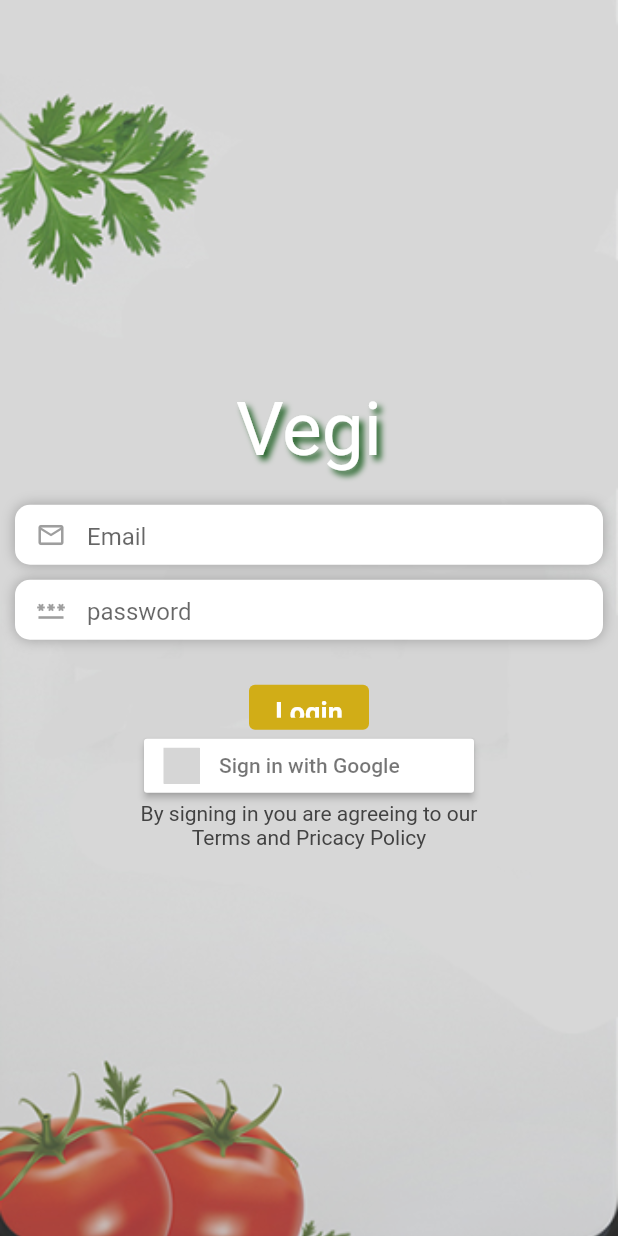
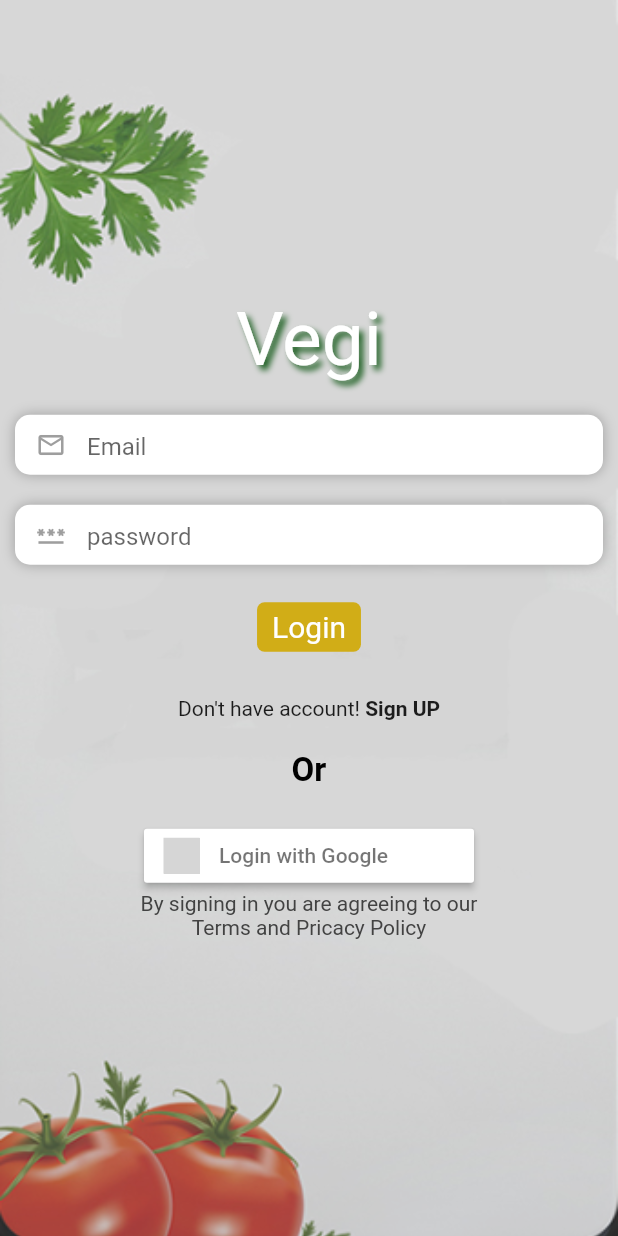
Before and after one commit to debobroto24/food-delivery-app, a Flutter app: the MyProfile screen opened directly with empty values, after a tap on "Log Out", on a phone screen of 412 x 824 dp. Run offline on Flutter 3.47's test engine with Material 2 defaults, Android fonts, the phone set to English and light mode, and no system bars; our stand-ins replace cloud_firestore, firebase_auth, firebase_core, flutter_signin_button, fluttertoast, google_maps_flutter and 2 more; missing offline and left inert: pay; accounts and stored records are empty; network calls fail; grey boxes are pictures that could not be loaded.

Commit message:
api integration change , ui design changes

```diff
--- a/lib/auth/sign_in.dart
+++ b/lib/auth/sign_in.dart
@@ -1,7 +1,9 @@
 import 'package:firebase_auth/firebase_auth.dart';
+import 'package:flutter/gestures.dart';
 import 'package:flutter/material.dart';
 import 'package:flutter_signin_button/button_view.dart';
 import 'package:flutter_signin_button/flutter_signin_button.dart';
+import 'package:food_app/auth/sign_up.dart';
 import 'package:food_app/config/colors.dart';
 import 'package:food_app/providers/user_provider.dart';
 import 'package:food_app/screens/home/home_screen.dart';
@@ -85,33 +87,45 @@ class _SignInState extends State<SignIn> {
                         SizedBox(height: 20,),
 
                         AuthTextField(controller: emailController,hinText: "Email", isObscure: false, icon:Icons.email_outlined),
-                        SizedBox(height: 10),
+                        SizedBox(height: 20),
                         AuthTextField(controller: emailController,hinText: "password", isObscure: true, icon:Icons.password_outlined),
-                        SizedBox(height:30),
+                        SizedBox(height:25),
                         Container(
-                          width: 80,
-                          height:30,
-                          // padding: EdgeInsets.only(left:10,right:10,),
-                          decoration: BoxDecoration(
-                            color: primaryColor,
-                            borderRadius: BorderRadius.circular(4),
-                          ),
-                          child: TextButton(
-                            onPressed: (){},
-                            child: Text("Login" , style: TextStyle(color:Colors.white, fontSize: 18, fontWeight: FontWeight.bold))
-                            ,)
-                          ),
+                      padding: EdgeInsets.only(left:10,right:10,top:5,bottom:5),
+                      decoration: BoxDecoration(
+                        color: primaryColor,
+                        borderRadius: BorderRadius.circular(5),
+                      ),
+                      child:Text("Login", style: TextStyle( color: Colors.white,fontSize:20),),
 
-
-
+                    ),
                       // SignInButton(
                           //   Buttons.Apple,
                           //   text: "Sign in with Apple",
                           //   onPressed: () {},
                           // ),
+                          SizedBox(height: 30,),
+
+                              RichText(
+                       text: TextSpan(
+                        children: [
+                          TextSpan(text : "Don't have account!" , style:TextStyle(color:Colors.black87,)),
+                          TextSpan(text: " Sign UP", style:TextStyle(color:Colors.black87, fontWeight: FontWeight.bold), recognizer: TapGestureRecognizer()..onTap = (){
+                            Navigator.push(context, MaterialPageRoute(builder: (context)=>SignUp()));
+                          }),
+                        ]
+                       ),
+                    ),
+
+                    Container(
+                      padding: EdgeInsets.only(top:20,bottom: 20),
+                      alignment: Alignment.center,
+                      child: Text("Or", style:TextStyle(fontSize:22, fontWeight: FontWeight.bold, color:Colors.black),),
+                    ),
+
                           SignInButton(
                             Buttons.Google,
-                            text: "Sign in with Google",
+                            text: "Login with Google",
                             onPressed: () async {
                               await _googleSignUp().then(
                                 (value) => Navigator.of(context).pushReplacement(
--- a/lib/models/product_model.dart
+++ b/lib/models/product_model.dart
@@ -6,6 +6,7 @@ class ProductModel {
   int productPrice;
   String productId;
   int productQuantity;
+  String productDescription;
   List<dynamic>productUnit;
   ProductModel(
       {
@@ -14,7 +15,7 @@ class ProductModel {
       this.productUnit,
       this.productImage,
       this.productName,
-      this.productPrice});
+      this.productPrice, this.productDescription});
 
     factory ProductModel.fromDocument(DocumentSnapshot doc) {
     return ProductModel(
@@ -22,6 +23,8 @@ class ProductModel {
       productImage: doc['productImage'],
       productPrice: doc['productPrice'],
       productId: doc['productId'],
+      productUnit: doc['productUnit'],
+      productDescription: doc['description'],
     );
   }
 }
--- a/lib/models/review_cart_model.dart
+++ b/lib/models/review_cart_model.dart
@@ -1,3 +1,5 @@
+import 'package:cloud_firestore/cloud_firestore.dart';
+
 class ReviewCartModel {
   String cartId;
   String cartImage;
@@ -5,6 +7,7 @@ class ReviewCartModel {
   int cartPrice;
   int cartQuantity;
   var cartUnit;
+  Timestamp dateTime;
   ReviewCartModel({
     this.cartId,
     this.cartUnit,
@@ -12,5 +15,6 @@ class ReviewCartModel {
     this.cartName,
     this.cartPrice,
     this.cartQuantity,
+    // this.dateTime,
   });
 }
--- a/lib/providers/review_cart_provider.dart
+++ b/lib/providers/review_cart_provider.dart
@@ -26,6 +26,7 @@ class ReviewCartProvider with ChangeNotifier {
         "cartQuantity": cartQuantity,
         "cartUnit":cartUnit,
         "isAdd":true,
+        "dateTime":DateTime.now(),
       },
     );
   }
@@ -52,6 +53,7 @@ void updateReviewCartData({
         "cartPrice": cartPrice,
         "cartQuantity": cartQuantity,
         "isAdd":true,
+         "dateTime":DateTime.now(),
       },
     );
   }
@@ -78,6 +80,7 @@ void updateReviewCartData({
         cartPrice: element.get("cartPrice"),
         cartQuantity: element.get("cartQuantity"),
       cartUnit: element.get("cartUnit"),
+      // dateTime:  element.get("dateTime"),
       );
       newList.add(reviewCartModel);
     });
--- a/lib/screens/home/drawer_side.dart
+++ b/lib/screens/home/drawer_side.dart
@@ -112,9 +112,9 @@ class _DrawerSideState extends State<DrawerSide> {
                 );
               },
             ),
-            listTile(
-                iconData: Icons.notifications_outlined, title: "Notificatio"),
-            listTile(iconData: Icons.star_outline, title: "Rating & Review"),
+            // listTile(
+            //     iconData: Icons.notifications_outlined, title: "Notificatio"),
+            // listTile(iconData: Icons.star_outline, title: "Rating & Review"),
             listTile(
                 iconData: Icons.favorite_outline,
                 title: "Wishlist",
@@ -125,8 +125,8 @@ class _DrawerSideState extends State<DrawerSide> {
                     ),
                   );
                 }),
-            listTile(iconData: Icons.copy_outlined, title: "Raise a Complaint"),
-            listTile(iconData: Icons.format_quote_outlined, title: "FAQs"),
+            // listTile(iconData: Icons.copy_outlined, title: "Raise a Complaint"),
+            // listTile(iconData: Icons.format_quote_outlined, title: "FAQs"),
             Container(
               height: 350,
               padding: EdgeInsets.symmetric(horizontal: 20),
@@ -143,7 +143,7 @@ class _DrawerSideState extends State<DrawerSide> {
                       SizedBox(
                         width: 10,
                       ),
-                      Text("+923352580282"),
+                      Text("+00000000"),
                     ],
                   ),
                   SizedBox(
@@ -158,7 +158,7 @@ class _DrawerSideState extends State<DrawerSide> {
                           width: 10,
                         ),
                         Text(
-                          "assarbaloch5@gmail.com",
+                          "hel@gmail.com",
                           overflow: TextOverflow.ellipsis,
                         ),
                       ],
--- a/lib/screens/home/home_screen.dart
+++ b/lib/screens/home/home_screen.dart
@@ -26,7 +26,7 @@ class _HomeScreenState extends State<HomeScreen> {
           child: Row(
             mainAxisAlignment: MainAxisAlignment.spaceBetween,
             children: [
-              Text('Herbs Seasonings'),
+              Text('Fried Rice'),
               GestureDetector(
                 onTap: () {
                   Navigator.of(context).push(
@@ -38,7 +38,7 @@ class _HomeScreenState extends State<HomeScreen> {
                   );
                 },
                 child: Text(
-                  'view all',
+                  'View all',
                   style: TextStyle(color: Colors.grey),
                 ),
               ),
@@ -60,6 +60,7 @@ class _HomeScreenState extends State<HomeScreen> {
                           productPrice: herbsProductData.productPrice,
                           productName: herbsProductData.productName,
                           productImage: herbsProductData.productImage,
+                          productDescription: herbsProductData.productDescription,
                         ),
                       ),
                     );
@@ -90,7 +91,7 @@ class _HomeScreenState extends State<HomeScreen> {
           child: Row(
             mainAxisAlignment: MainAxisAlignment.spaceBetween,
             children: [
-              Text('Fresh Fruits'),
+              Text('Burger'),
               GestureDetector(
                 onTap: () {
                   Navigator.of(context).push(
@@ -102,7 +103,7 @@ class _HomeScreenState extends State<HomeScreen> {
                   );
                 },
                 child: Text(
-                  'view all',
+                  'View all',
                   style: TextStyle(color: Colors.grey),
                 ),
               ),
@@ -151,7 +152,7 @@ class _HomeScreenState extends State<HomeScreen> {
           child: Row(
             mainAxisAlignment: MainAxisAlignment.spaceBetween,
             children: [
-              Text('Root Vegetable'),
+              Text('Pizza'),
               GestureDetector(
                 onTap: () {
                   Navigator.of(context).push(
@@ -163,7 +164,7 @@ class _HomeScreenState extends State<HomeScreen> {
                   );
                 },
                 child: Text(
-                  'view all',
+                  'View all',
                   style: TextStyle(color: Colors.grey),
                 ),
               ),
--- a/lib/screens/my_profile/my_profile.dart
+++ b/lib/screens/my_profile/my_profile.dart
@@ -5,6 +5,7 @@ import 'package:food_app/config/colors.dart';
 import 'package:food_app/models/user_model.dart';
 import 'package:food_app/providers/user_provider.dart';
 import 'package:food_app/screens/home/drawer_side.dart';
+import 'package:food_app/screens/my_order/my_order.dart';
 import 'package:google_sign_in/google_sign_in.dart';
 
 class MyProfile extends StatefulWidget {
@@ -116,18 +117,22 @@ class _MyProfileState extends State<MyProfile> {
                         ),
                       ],
                     ),
-                    listTile(icon: Icons.shop_outlined, title: "My Orders"),
-                    listTile(
-                        icon: Icons.location_on_outlined,
-                        title: "My Delivery Address"),
-                    listTile(
-                        icon: Icons.person_outline, title: "Refer A Friends"),
-                    listTile(
-                        icon: Icons.file_copy_outlined,
-                        title: "Terms & Conditions"),
-                    listTile(
-                        icon: Icons.policy_outlined, title: "Privacy Policy"),
-                    listTile(icon: Icons.add_chart, title: "About"),
+                    listTile(icon: Icons.shop_outlined, title: "My Orders" , tap:(){
+                       Navigator.of(context).push(MaterialPageRoute(builder: (context){
+                    return MyOrder();
+                  }));
+                    }),
+                    // listTile(
+                    //     icon: Icons.location_on_outlined,
+                    //     title: "My Delivery Address"),
+                    // listTile(
+                    //     icon: Icons.person_outline, title: "Refer A Friends"),
+                    // listTile(
+                    //     icon: Icons.file_copy_outlined,
+                    //     title: "Terms & Conditions"),
+                    // listTile(
+                    //     icon: Icons.policy_outlined, title: "Privacy Policy"),
+                    // listTile(icon: Icons.add_chart, title: "About"),
                     listTile(
                         icon: Icons.exit_to_app_outlined, title: "Log Out", tap: ()async{
                           print("logout is tapped");
--- a/pubspec.yaml
+++ b/pubspec.yaml
@@ -37,6 +37,7 @@ dependencies:
   location:
   google_maps_flutter:
   pay: ^1.0.6
+  # flutter_stripe: ^7.0.0
 dev_dependencies:
   flutter_test:
     sdk: flutter
```
Also changed, not shown: lib/auth/sign_up.dart (added, +136 -0 lines), lib/main.dart (+5 -3 lines), lib/screens/check_out/payment_summary/payment_summary.dart (+17 -4 lines), lib/screens/home/singal_product.dart (+103 -53 lines), lib/screens/my_order/my_order.dart (added, +126 -0 lines), lib/screens/product_overview/product_overview.dart (+5 -4 lines), lib/widgets/count.dart (+6 -4 lines), 3 other files.
